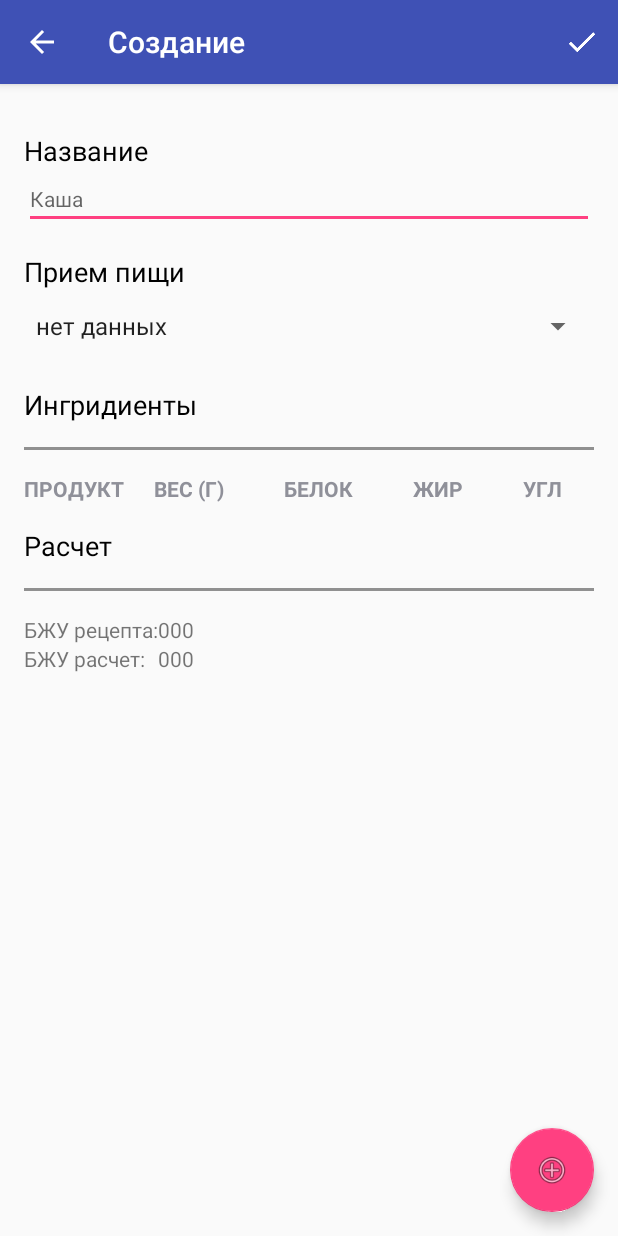
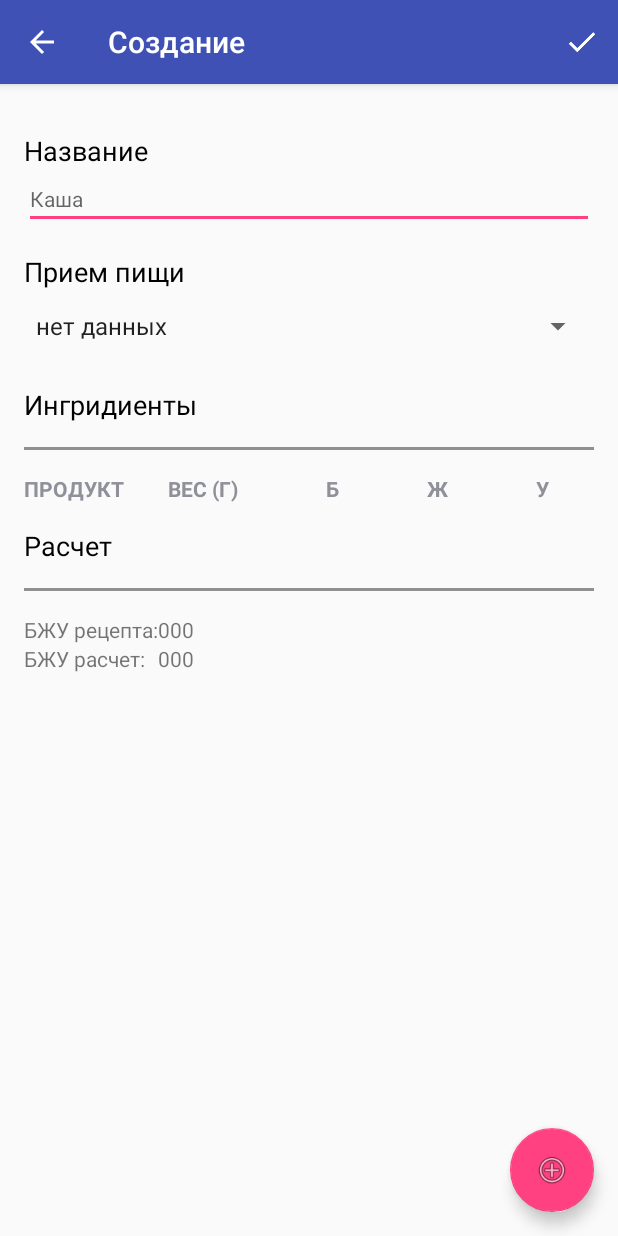
Before and after one commit to sfairat15/ketocalc, an Android app: the ReceiptEditorActivity screen opened directly, with no data from a screen before it, on a phone screen of 412 x 824 dp. Run offline under Robolectric (Android 15) with nearby library versions, the phone set to English and light mode, and no system bars.

Commit message:
изменяем БЖУ при изменении веса продукта

```diff
--- a/app/src/main/res/values/strings.xml
+++ b/app/src/main/res/values/strings.xml
@@ -129,9 +129,9 @@
 
     <string name="delete_receipt_dialog_msg">Удалить рецепт?</string>
     <string name="receipt_product_caption_weight">Вес (г)</string>
-    <string name="receipt_product_caption_protein">Белок</string>
-    <string name="receipt_product_caption_fat">Жир</string>
-    <string name="receipt_product_caption_carbo">Угл</string>
+    <string name="receipt_product_caption_protein">Б</string>
+    <string name="receipt_product_caption_fat">Ж</string>
+    <string name="receipt_product_caption_carbo">У</string>
     <string name="receipt_product_caption_product">Продукт</string>
 
     <!-- //Receipts -->
```
Also changed, not shown: app/src/main/java/ru/profitcode/ketocalc/ReceiptEditorActivity.java (+24 -28 lines), app/src/main/java/ru/profitcode/ketocalc/models/ReceiptIngredientDto.java (+12 -0 lines).
